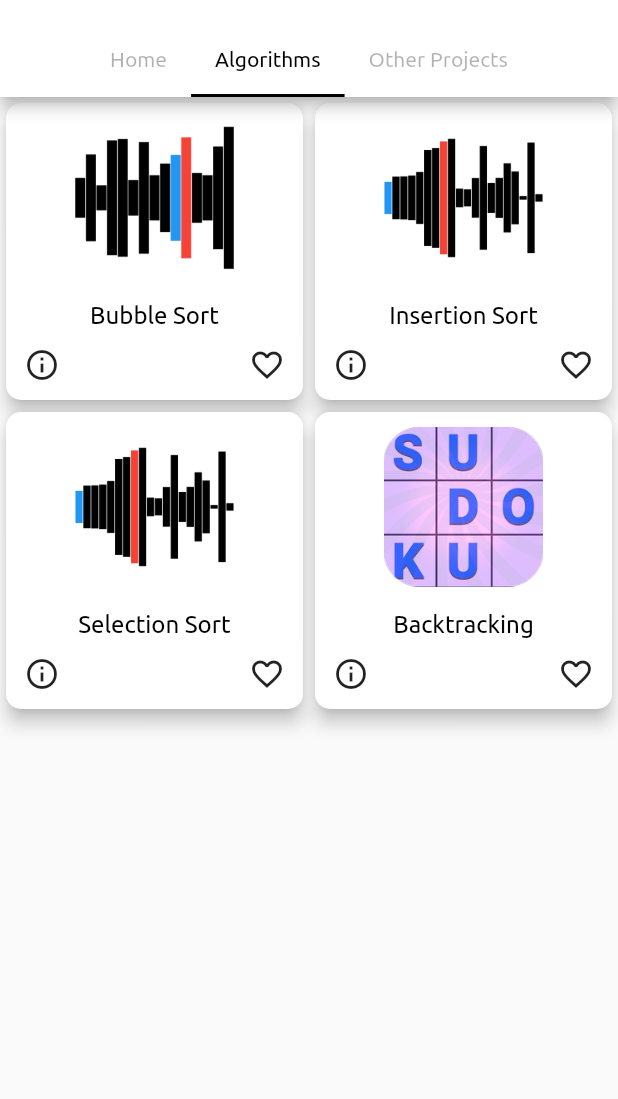
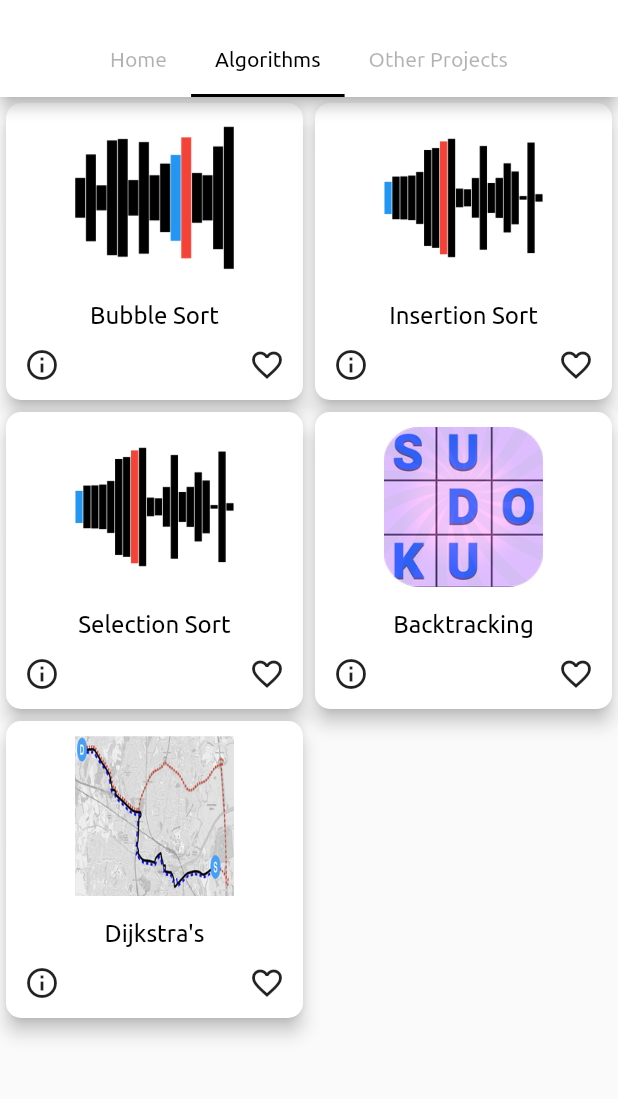
Before and after one commit to shashan27/VisualizerDSA, a Flutter app: the Home screen opened directly, tab 2 chosen, on a phone screen of 412 x 824 dp, the part 59-1158 px from its top. Run offline on Flutter 3.47's test engine with Material 2 defaults, Android fonts, the phone set to English and light mode, and no system bars; our stand-ins replace flutter_screenutil, shared_preferences; accounts and stored records are empty; project files that could hold a hidden picture were left out.

Commit message:
Dijkstra Added

```diff
--- a/lib/src/data/simulations.dart
+++ b/lib/src/data/simulations.dart
@@ -4,6 +4,7 @@ import 'package:visualizer/src/data/themedata.dart';
 import 'package:visualizer/src/simulations/FresherApp_card.dart';
 import 'package:visualizer/src/simulations/backtracking_card.dart';
 import 'package:visualizer/src/simulations/bubble_sort.dart';
+import 'package:visualizer/src/simulations/dijkstra_card.dart';
 import 'package:visualizer/src/simulations/selection_sort.dart';
 import 'package:visualizer/src/simulations/toothpick.dart';
 import 'package:visualizer/src/simulations/insertion_sort.dart';
@@ -11,8 +12,8 @@ import 'package:shared_preferences/shared_preferences.dart';
 
 class Simulations with ChangeNotifier {
   static var _favorites = [-1, -1, -1, -1, -1, -1, -1, -1, -1, -1];
-  final _algorithm = [0, 1, 2, 4];
-  final _others = [5, 3];
+  final _algorithm = [0, 1, 2, 4, 5];
+  final _others = [6, 3];
   var prefs;
   final _searchTags = {
     0: "bubble sort algorithm sorting bars ",
@@ -20,7 +21,8 @@ class Simulations with ChangeNotifier {
     2: "selection sort algorithm sorting bars ",
     3: "toothpick pattern algorithm sequence ",
     4: "backtracking sudoku ",
-    5: "freshers' app ",
+    5: "dijkstra algorithm shortest path",
+    6: "freshers' app ",
   };
 
   Simulations() {
@@ -95,6 +97,16 @@ class Simulations with ChangeNotifier {
       ),
       SimulationCard(
         id: 5,
+        simulationName: "Dijkstra's",
+        image: theme.darkTheme
+            ? 'assets/simulations/Dijkstra_Dark.png'
+            : 'assets/simulations/Dijkstra_Light.png',
+        direct: DijkstraHome(),
+        infoLink: 'https://en.wikipedia.org/wiki/Dijkstra%27s_algorithm',
+        fav: _favorites[4],
+      ),
+      SimulationCard(
+        id: 6,
         simulationName: "Freshers' App",
         image: theme.darkTheme
             ? 'assets/simulations/Freshers_iconLight.png'
--- a/lib/src/simulations/backtracking_card.dart
+++ b/lib/src/simulations/dijkstra_card.dart
@@ -2,10 +2,10 @@ import 'package:flutter/material.dart';
 import 'package:url_launcher/url_launcher.dart';
 
 void main() {
-  runApp(new BacktrackingHome());
+  runApp(new DijkstraHome());
 }
 
-class BacktrackingHome extends StatelessWidget {
+class DijkstraHome extends StatelessWidget {
   @override
   Widget build(BuildContext context) {
     return new MaterialApp(
@@ -17,7 +17,7 @@ class BacktrackingHome extends StatelessWidget {
                 mainAxisAlignment: MainAxisAlignment.center,
                 children: <Widget>[
                   new ElevatedButton(
-                    child: Text('Sudoku homepage'),
+                    child: Text('Shortest Path Homepage'),
                     style: ElevatedButton.styleFrom(
                         primary: Colors.purple,
                         padding:
@@ -46,7 +46,7 @@ class BacktrackingHome extends StatelessWidget {
 }
 
 _launchURL() async {
-  const url = 'https://shashan27.github.io/sudoku/#/';
+  const url = 'https://shashan27.github.io/dijkstra/#/';
   if (await canLaunch(url)) {
     await launch(url);
   } else {
@@ -55,7 +55,7 @@ _launchURL() async {
 }
 
 __launchURL() async {
-  const url = 'https://github.com/shashan27/sudokuFlutter';
+  const url = 'https://github.com/shashan27/dijkstraFlutter';
   if (await canLaunch(url)) {
     await launch(url);
   } else {
```
Also changed, not shown: assets/simulations/Dijkstra_Dark.png (added), assets/simulations/Dijkstra_Light.png (added).
